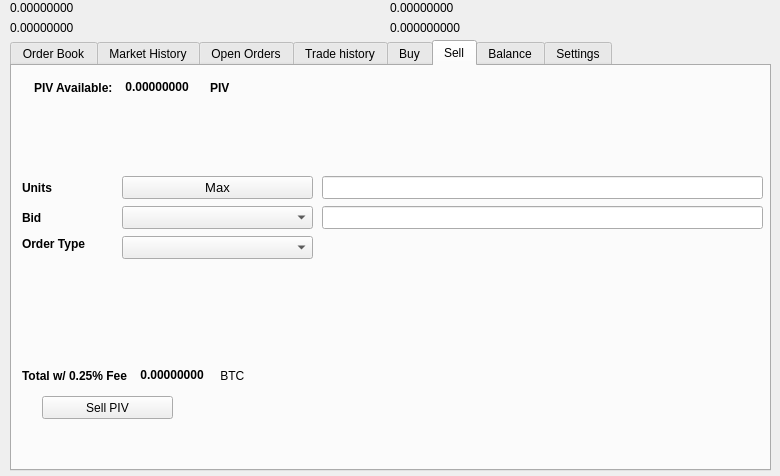
First picture: the form in src/qt/forms/tradingdialog.ui, repository SMRT2/SmartCloud, before the edit.
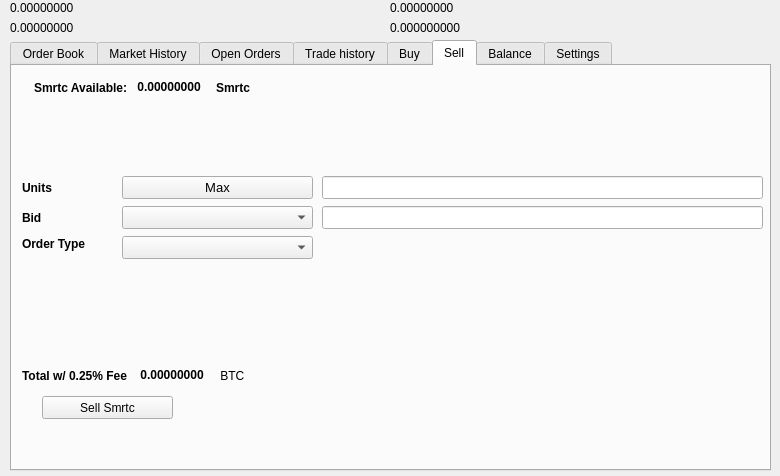
Second picture: the form after the edit. The open tabs and pages were chosen to show the change. Icons and pictures are not drawn.

Diff of the .ui file:
```diff
--- a/src/qt/forms/tradingdialog.ui
+++ b/src/qt/forms/tradingdialog.ui
@@ -1751,7 +1751,7 @@
       </rect>
      </property>
      <property name="text">
-      <string>Sell PIV</string>
+      <string>Sell Smrtc</string>
      </property>
      <property name="icon">
       <iconset resource="../smrtc">
@@ -1777,7 +1777,7 @@
          </font>
         </property>
         <property name="text">
-         <string>PIV Available:</string>
+         <string>Smrtc Available:</string>
         </property>
        </widget>
       </item>
@@ -2221,7 +2221,7 @@
          </font>
         </property>
         <property name="text">
-         <string>PIV</string>
+         <string>Smrtc</string>
         </property>
        </widget>
       </item>
```
Left out of the diff: 34 changed lines with no effect on the pictures.
